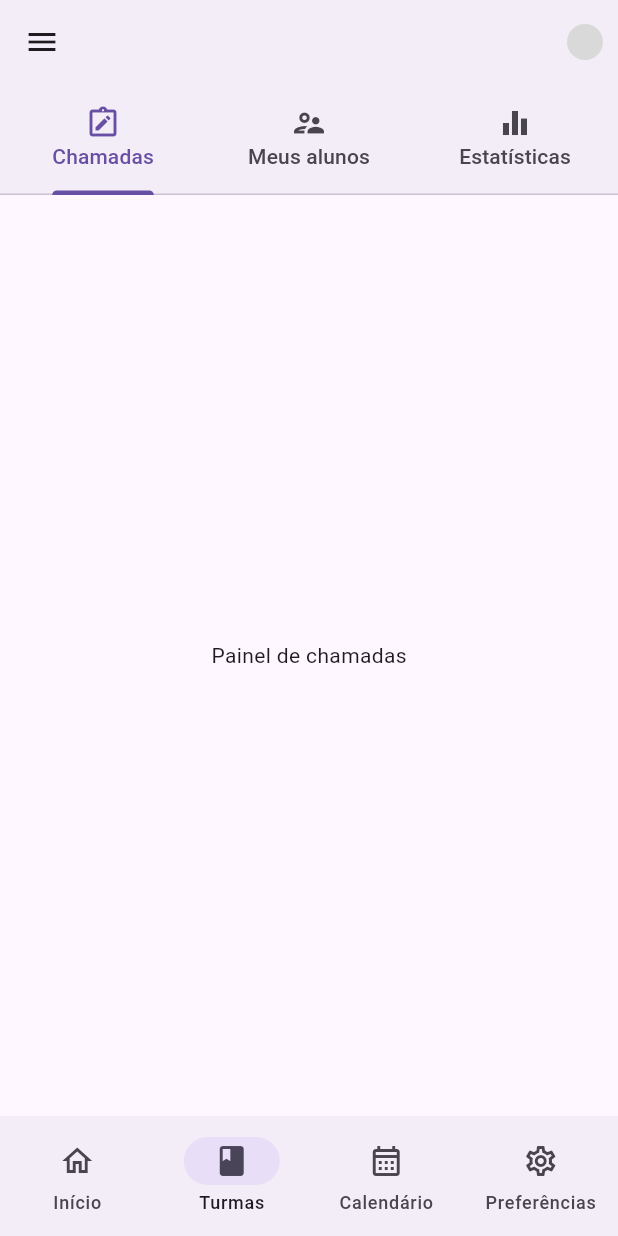
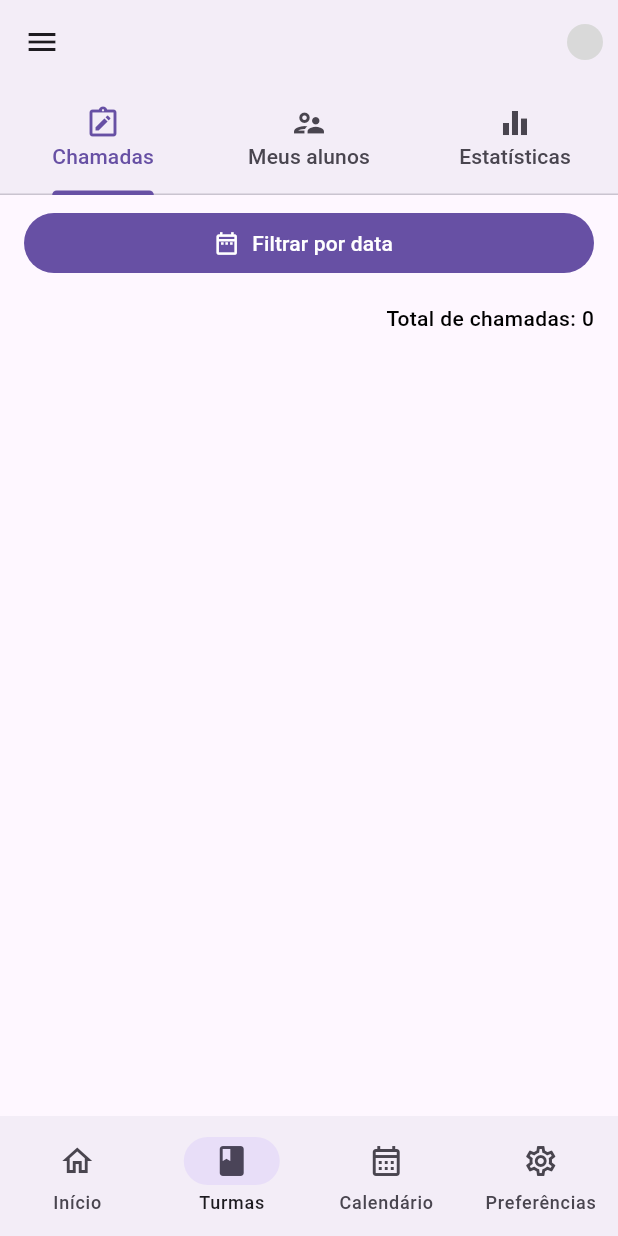
Before and after one commit to BrunaBecker/ESII-Chamada-Inteligente, a Flutter app: the ClassInfoWidget screen opened directly with empty values, on a phone screen of 412 x 824 dp. Run offline on Flutter 3.47's test engine with Material 2 defaults, Android fonts, the phone set to English and light mode, and no system bars; our stand-ins replace get, mask_text_input_formatter.

Commit message:
Add attendances tab widgets

```diff
--- a/lib/app/pages/class_info/widgets/attendances_tab.dart
+++ b/lib/app/pages/class_info/widgets/attendances_tab.dart
@@ -1,13 +1,81 @@
 import 'package:flutter/material.dart';
+import 'package:get/get.dart';
+
+import '../../../core/theme/app_colors.dart';
+import '../../../core/widgets/spacing.dart';
+import '../class_info_controller.dart';
 
 class AttendancesTab extends StatelessWidget {
   const AttendancesTab({super.key});
 
   @override
   Widget build(BuildContext context) {
-    return Container(
-      alignment: Alignment.center,
-      child: const Text("Painel de chamadas"),
+    return GetBuilder(
+      init: Get.find<ClassInfoController>(),
+      builder: (controller) => Obx(
+        () => controller.isLoading
+            ? const Center(
+                child: CircularProgressIndicator(),
+              )
+            : Container(
+                alignment: Alignment.center,
+                child: Padding(
+                  padding: const EdgeInsets.only(
+                    top: 8.0,
+                    left: 16.0,
+                    right: 16.0,
+                  ),
+                  child: Column(
+                    children: [
+                      SizedBox(
+                        width: double.maxFinite,
+                        child: FilledButton.icon(
+                          onPressed: () {},
+                          icon: const Icon(Icons.date_range_outlined),
+                          label: const Text("Filtrar por data"),
+                        ),
+                      ),
+                      const Spacing(8.0),
+                      Align(
+                        alignment: Alignment.centerRight,
+                        child: Text(
+                          "Total de chamadas: ${controller.selectedClass["attendances"].length}",
+                          style: const TextStyle(
+                            color: AppColors.black,
+                            fontWeight: FontWeight.w500,
+                          ),
+                        ),
+                      ),
+                      Expanded(
+                        child: ListView.separated(
+                          itemCount: controller.selectedClass["attendances"].length,
+                          itemBuilder: (context, index) {
+                            final item = controller.selectedClass["attendances"][index];
+                            return ListTile(
+                              title: Text(item["date"]),
+                              subtitle: Text(item["description"]),
+                              trailing: IconButton(
+                                icon: const Icon(
+                                  Icons.mode_edit_outline_outlined,
+                                ),
+                                onPressed: () {},
+                              ),
+                              contentPadding: const EdgeInsets.only(
+                                left: 16.0,
+                              ),
+                            );
+                          },
+                          separatorBuilder: (context, index) => const SizedBox(
+                            height: 1,
+                            child: Divider(),
+                          ),
+                        ),
+                      )
+                    ],
+                  ),
+                ),
+              ),
+      ),
     );
   }
 }
```
Also changed, not shown: lib/app/pages/classes/classes_controller.dart (+9 -0 lines).
